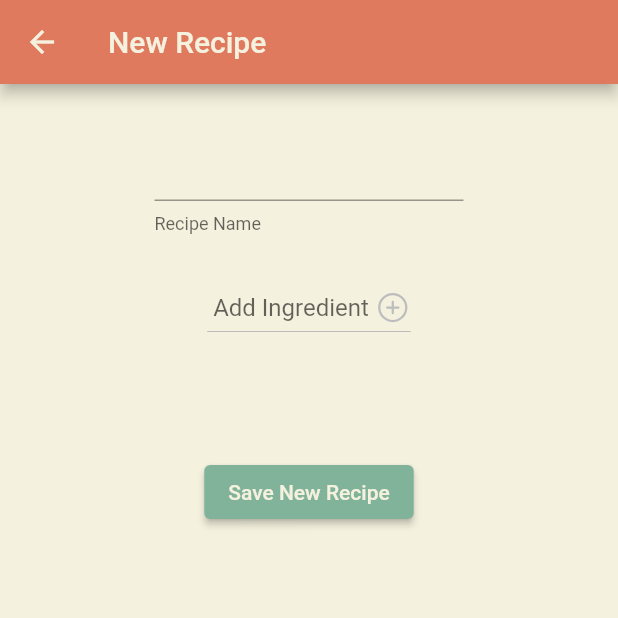
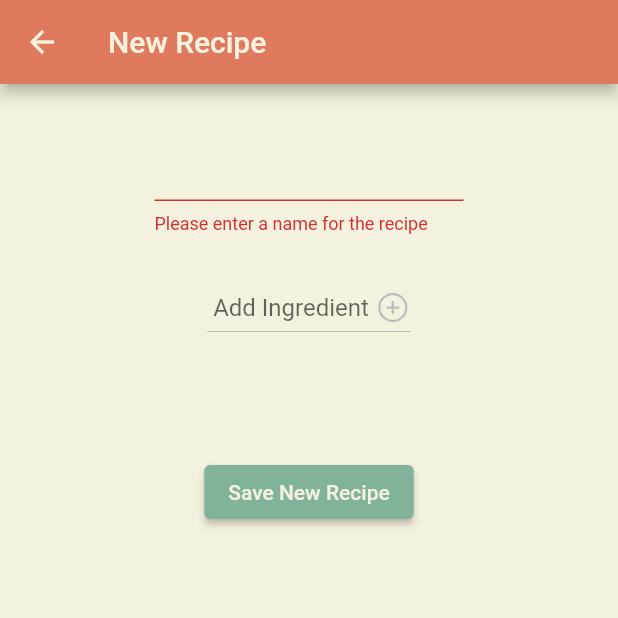
Before and after one commit to JFujitaD/Menu-Manager, a Flutter app: the RecipeBuilderPage screen opened directly, after a tap on "Save New Recipe", on a phone screen of 412 x 824 dp, the top half of it. Run offline on Flutter 3.47's test engine with Material 2 defaults, Android fonts, the light colour scheme and no system bars; our stand-ins replace file_picker, hive, hive_flutter, ionicons; accounts and stored records are empty.

Commit message:
Validation for recipe name

```diff
--- a/lib/pages/recipe_builder_page.dart
+++ b/lib/pages/recipe_builder_page.dart
@@ -49,6 +49,12 @@ class _RecipeBuilderPageState extends State<RecipeBuilderPage> {
                 decoration: const InputDecoration(
                   helperText: Constants.recipeNameHelperText,
                 ),
+                validator: (value) {
+                  if (value!.isEmpty) {
+                    return 'Please enter a name for the recipe';
+                  }
+                  return null;
+                },
               ),
               const SizedBox(height: Constants.sizedBoxHeight,),
               buildIngredientsDropdown(),
@@ -57,7 +63,9 @@ class _RecipeBuilderPageState extends State<RecipeBuilderPage> {
               const SizedBox(height: Constants.sizedBoxHeight * 2,),
               ElevatedButton(
                 onPressed: () {
-
+                  if (formKey.currentState!.validate()) {
+                    // Save
+                  }
                 },
                 child: const Text(Constants.recipeSaveButtonText),
               ),
```
